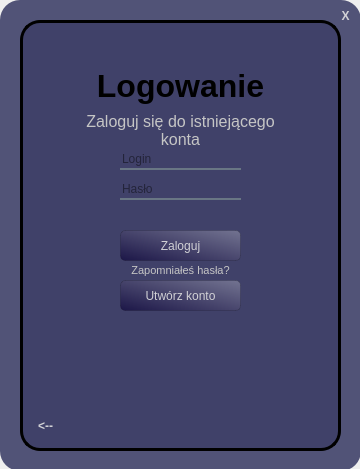
MateuszMiekicki/flashcards, file app/login_screen.ui: the form before one commit.
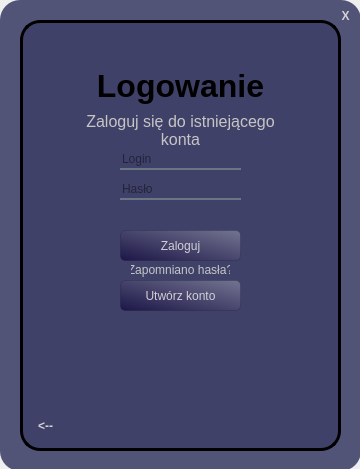
The form after the commit. Icons and pictures are not drawn.

Commit message: Added group buttons, groups, groups editor

Diff of the .ui file:
```diff
--- a/app/login_screen.ui
+++ b/app/login_screen.ui
@@ -256,47 +256,6 @@
        <string notr="true">border-image: url(background.png)</string>
       </property>
      </widget>
-     <widget class="QLabel" name="forgot_passwordtxt">
-      <property name="geometry">
-       <rect>
-        <x>100</x>
-        <y>240</y>
-        <width>121</width>
-        <height>21</height>
-       </rect>
-      </property>
-      <property name="font">
-       <font>
-        <family>MS Shell Dlg 2</family>
-        <pointsize>8</pointsize>
-        <weight>50</weight>
-        <italic>false</italic>
-        <bold>false</bold>
-       </font>
-      </property>
-      <property name="mouseTracking">
-       <bool>false</bool>
-      </property>
-      <property name="styleSheet">
-       <string notr="true">QLabel#forgot_passwordtxt{font: 8pt &quot;MS Shell Dlg 2&quot;;
-color: rgb(197, 197, 197);
-}
-QLabel#forgot_passwordtxt:hover{
-color:white;}</string>
-      </property>
-      <property name="text">
-       <string>Zapomniałeś hasła?</string>
-      </property>
-      <property name="textFormat">
-       <enum>Qt::AutoText</enum>
-      </property>
-      <property name="alignment">
-       <set>Qt::AlignCenter</set>
-      </property>
-      <property name="wordWrap">
-       <bool>true</bool>
-      </property>
-     </widget>
      <widget class="QPushButton" name="backbtn">
       <property name="geometry">
        <rect>
@@ -326,6 +285,34 @@
        <string>&lt;--</string>
       </property>
      </widget>
+     <widget class="QPushButton" name="forgotpasswordbtn">
+      <property name="geometry">
+       <rect>
+        <x>110</x>
+        <y>240</y>
+        <width>101</width>
+        <height>20</height>
+       </rect>
+      </property>
+      <property name="styleSheet">
+       <string notr="true">QPushButton#forgotpasswordbtn{
+background-color: rgba(0,0,0,0);
+border-radius: 5px;
+font: 8pt &quot;MS Shell Dlg 2&quot;;
+color: rgb(197, 197, 197);
+border: 1px solid rgba(0,0,0,0);
+}
+QPushButton#forgotpasswordbtn:hover{
+color:white;
+}
+QPushButton#forgotpasswordbtn:pressed{
+color: rgb(197, 197, 197);
+}</string>
+      </property>
+      <property name="text">
+       <string>Zapomniano hasła?</string>
+      </property>
+     </widget>
      <zorder>accountbtn</zorder>
      <zorder>loginbtn</zorder>
      <zorder>login_error</zorder>
```
Left out of the diff: 2 changed lines with no effect on the pictures. The commit also changes 3 other files.
